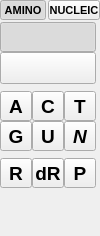
This is src/schrodinger/sketcher/ui/monomer_tool_widget.ui in KevKeating/sketcher as Qt 5 draws it before an edit. The edited form follows.
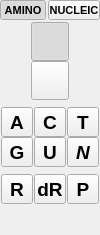
This is the edited form. Custom widgets are drawn as their Qt base class.

Commit message: trying to make full nucleotide buttons narrower - not working very well, should revert

What changed in the file:
```diff
--- a/src/schrodinger/sketcher/ui/monomer_tool_widget.ui
+++ b/src/schrodinger/sketcher/ui/monomer_tool_widget.ui
@@ -7,7 +7,7 @@
     <x>0</x>
     <y>0</y>
     <width>100</width>
-    <height>236</height>
+    <height>235</height>
    </rect>
   </property>
   <property name="windowTitle">
@@ -117,17 +117,17 @@
        <property name="spacing">
         <number>0</number>
        </property>
-       <item row="0" column="0" colspan="4">
-        <widget class="schrodinger::sketcher::ModularToolButton" name="na_rna_btn">
+       <item row="5" column="2">
+        <widget class="QToolButton" name="na_t_btn">
          <property name="minimumSize">
           <size>
-           <width>96</width>
+           <width>32</width>
            <height>30</height>
           </size>
          </property>
          <property name="maximumSize">
           <size>
-           <width>96</width>
+           <width>32</width>
            <height>32</height>
           </size>
          </property>
@@ -138,12 +138,52 @@
           </font>
          </property>
          <property name="text">
-          <string/>
+          <string>T</string>
          </property>
+         <property name="iconSize">
+          <size>
+           <width>30</width>
+           <height>32</height>
+          </size>
+         </property>
          <property name="checkable">
           <bool>true</bool>
          </property>
-         <property name="checked">
+         <attribute name="buttonGroup">
+          <string notr="true">nucleic_monomer_group</string>
+         </attribute>
+        </widget>
+       </item>
+       <item row="5" column="1">
+        <widget class="QToolButton" name="na_c_btn">
+         <property name="minimumSize">
+          <size>
+           <width>32</width>
+           <height>30</height>
+          </size>
+         </property>
+         <property name="maximumSize">
+          <size>
+           <width>32</width>
+           <height>32</height>
+          </size>
+         </property>
+         <property name="font">
+          <font>
+           <pointsize>14</pointsize>
+           <bold>true</bold>
+          </font>
+         </property>
+         <property name="text">
+          <string>C</string>
+         </property>
+         <property name="iconSize">
+          <size>
+           <width>30</width>
+           <height>32</height>
+          </size>
+         </property>
+         <property name="checkable">
           <bool>true</bool>
          </property>
          <attribute name="buttonGroup">
@@ -151,7 +191,23 @@
          </attribute>
         </widget>
        </item>
-       <item row="4" column="0">
+       <item row="8" column="0">
+        <spacer name="verticalSpacer_2">
+         <property name="orientation">
+          <enum>Qt::Vertical</enum>
+         </property>
+         <property name="sizeType">
+          <enum>QSizePolicy::Fixed</enum>
+         </property>
+         <property name="sizeHint" stdset="0">
+          <size>
+           <width>0</width>
+           <height>7</height>
+          </size>
+         </property>
+        </spacer>
+       </item>
+       <item row="6" column="0">
         <widget class="QToolButton" name="na_g_btn">
          <property name="minimumSize">
           <size>
@@ -188,7 +244,23 @@
          </attribute>
         </widget>
        </item>
-       <item row="4" column="2">
+       <item row="11" column="0">
+        <spacer name="verticalSpacer_4">
+         <property name="orientation">
+          <enum>Qt::Vertical</enum>
+         </property>
+         <property name="sizeType">
+          <enum>QSizePolicy::Expanding</enum>
+         </property>
+         <property name="sizeHint" stdset="0">
+          <size>
+           <width>0</width>
+           <height>0</height>
+          </size>
+         </property>
+        </spacer>
+       </item>
+       <item row="6" column="2">
         <widget class="QToolButton" name="na_n_btn">
          <property name="minimumSize">
           <size>
@@ -226,7 +298,7 @@
          </attribute>
         </widget>
        </item>
-       <item row="4" column="1">
+       <item row="6" column="1">
         <widget class="QToolButton" name="na_u_btn">
          <property name="minimumSize">
           <size>
@@ -263,57 +335,26 @@
          </attribute>
         </widget>
        </item>
-       <item row="3" column="2">
-        <widget class="QToolButton" name="na_t_btn">
-         <property name="minimumSize">
-          <size>
-           <width>32</width>
-           <height>30</height>
-          </size>
-         </property>
-         <property name="maximumSize">
-          <size>
-           <width>32</width>
-           <height>32</height>
-          </size>
-         </property>
-         <property name="font">
-          <font>
-           <pointsize>14</pointsize>
-           <bold>true</bold>
-          </font>
-         </property>
-         <property name="text">
-          <string>T</string>
-         </property>
-         <property name="iconSize">
-          <size>
-           <width>30</width>
-           <height>32</height>
-          </size>
-         </property>
-         <property name="checkable">
-          <bool>true</bool>
-         </property>
-         <attribute name="buttonGroup">
-          <string notr="true">nucleic_monomer_group</string>
-         </attribute>
-        </widget>
-       </item>
        <item row="1" column="0" colspan="3">
-        <widget class="schrodinger::sketcher::ModularToolButton" name="na_dna_btn">
-         <property name="minimumSize">
-          <size>
-           <width>96</width>
-           <height>30</height>
-          </size>
+        <layout class="QHBoxLayout" name="horizontalLayout_3">
+         <property name="spacing">
+          <number>0</number>
          </property>
-         <property name="maximumSize">
+         <item>
+          <spacer name="horizontalSpacer">
+           <property name="orientation">
+            <enum>Qt::Horizontal</enum>
+           </property>
+           <property name="sizeHint" stdset="0">
           <size>
-           <width>96</width>
-           <height>32</height>
-          </size>
-         </property>
+             <width>0</width>
+             <height>0</height>
+            </size>
+           </property>
+          </spacer>
+         </item>
+         <item>
+          <widget class="schrodinger::sketcher::ModularToolButton" name="na_rna_btn">
          <property name="font">
           <font>
            <pointsize>14</pointsize>
@@ -325,20 +366,38 @@
          </property>
          <property name="iconSize">
           <size>
-           <width>90</width>
+             <width>30</width>
            <height>32</height>
           </size>
          </property>
          <property name="checkable">
           <bool>true</bool>
          </property>
+           <property name="checked">
+            <bool>true</bool>
+           </property>
          <attribute name="buttonGroup">
           <string notr="true">nucleic_monomer_group</string>
          </attribute>
         </widget>
        </item>
-       <item row="6" column="0">
-        <spacer name="verticalSpacer_2">
+         <item>
+          <spacer name="horizontalSpacer_2">
+           <property name="orientation">
+            <enum>Qt::Horizontal</enum>
+           </property>
+           <property name="sizeHint" stdset="0">
+            <size>
+             <width>0</width>
+             <height>0</height>
+            </size>
+           </property>
+          </spacer>
+         </item>
+        </layout>
+       </item>
+       <item row="4" column="0">
+        <spacer name="verticalSpacer_3">
          <property name="orientation">
           <enum>Qt::Vertical</enum>
          </property>
@@ -353,7 +412,7 @@
          </property>
         </spacer>
        </item>
-       <item row="7" column="1">
+       <item row="9" column="1">
         <widget class="QToolButton" name="na_dr_btn">
          <property name="minimumSize">
           <size>
@@ -390,7 +449,7 @@
          </attribute>
         </widget>
        </item>
-       <item row="7" column="2">
+       <item row="9" column="2">
         <widget class="QToolButton" name="na_p_btn">
          <property name="minimumSize">
           <size>
@@ -427,7 +486,7 @@
          </attribute>
         </widget>
        </item>
-       <item row="7" column="0">
+       <item row="9" column="0">
         <widget class="QToolButton" name="na_r_btn">
          <property name="minimumSize">
           <size>
@@ -464,7 +523,7 @@
          </attribute>
         </widget>
        </item>
-       <item row="3" column="0">
+       <item row="5" column="0">
         <widget class="QToolButton" name="na_a_btn">
          <property name="minimumSize">
           <size>
@@ -501,10 +560,15 @@
          </attribute>
         </widget>
        </item>
-       <item row="9" column="0">
-        <spacer name="verticalSpacer_4">
+       <item row="2" column="0" colspan="3">
+        <layout class="QHBoxLayout" name="horizontalLayout_4">
+         <property name="spacing">
+          <number>0</number>
+         </property>
+         <item>
+          <spacer name="horizontalSpacer_3">
          <property name="orientation">
-          <enum>Qt::Vertical</enum>
+            <enum>Qt::Horizontal</enum>
          </property>
          <property name="sizeHint" stdset="0">
           <size>
@@ -514,20 +578,8 @@
          </property>
         </spacer>
        </item>
-       <item row="3" column="1">
-        <widget class="QToolButton" name="na_c_btn">
-         <property name="minimumSize">
-          <size>
-           <width>32</width>
-           <height>30</height>
-          </size>
-         </property>
-         <property name="maximumSize">
-          <size>
-           <width>32</width>
-           <height>32</height>
-          </size>
-         </property>
+         <item>
+          <widget class="schrodinger::sketcher::ModularToolButton" name="na_dna_btn">
          <property name="font">
           <font>
            <pointsize>14</pointsize>
@@ -535,7 +587,7 @@
           </font>
          </property>
          <property name="text">
-          <string>C</string>
+            <string/>
          </property>
          <property name="iconSize">
           <size>
@@ -551,21 +603,20 @@
          </attribute>
         </widget>
        </item>
-       <item row="2" column="0">
-        <spacer name="verticalSpacer_3">
+         <item>
+          <spacer name="horizontalSpacer_4">
          <property name="orientation">
-          <enum>Qt::Vertical</enum>
-         </property>
-         <property name="sizeType">
-          <enum>QSizePolicy::Fixed</enum>
+            <enum>Qt::Horizontal</enum>
          </property>
          <property name="sizeHint" stdset="0">
           <size>
            <width>0</width>
-           <height>7</height>
+             <height>0</height>
           </size>
          </property>
         </spacer>
+         </item>
+        </layout>
        </item>
       </layout>
      </widget>
```
Lines whose indentation alone changed are shown as unchanged.
